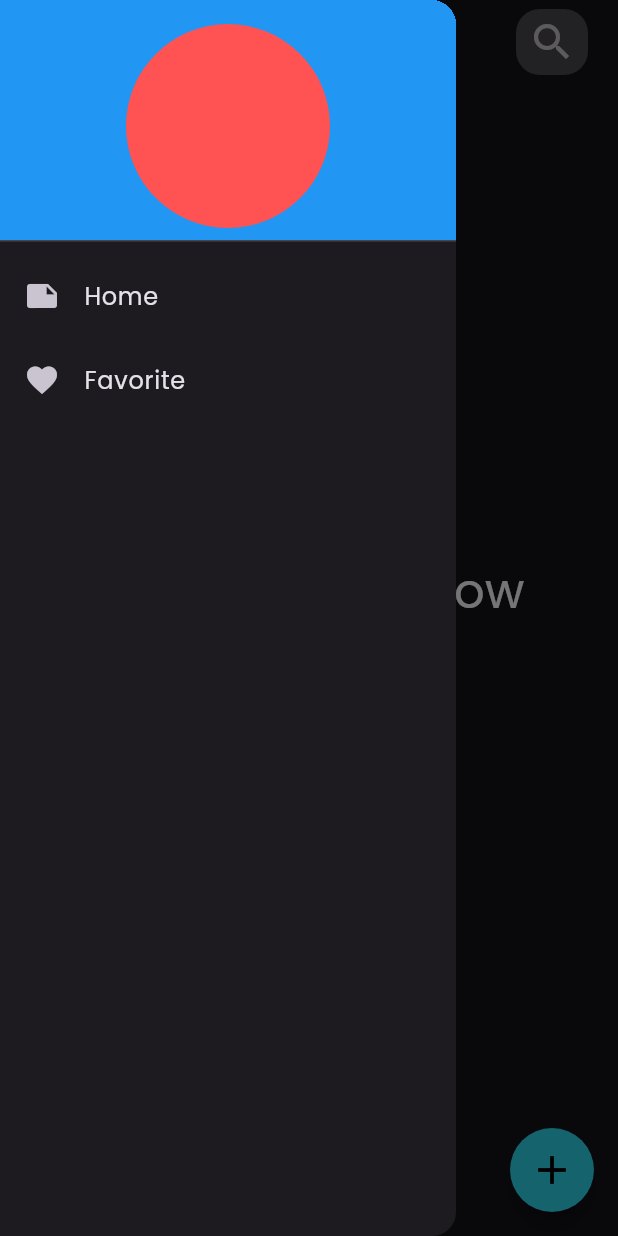
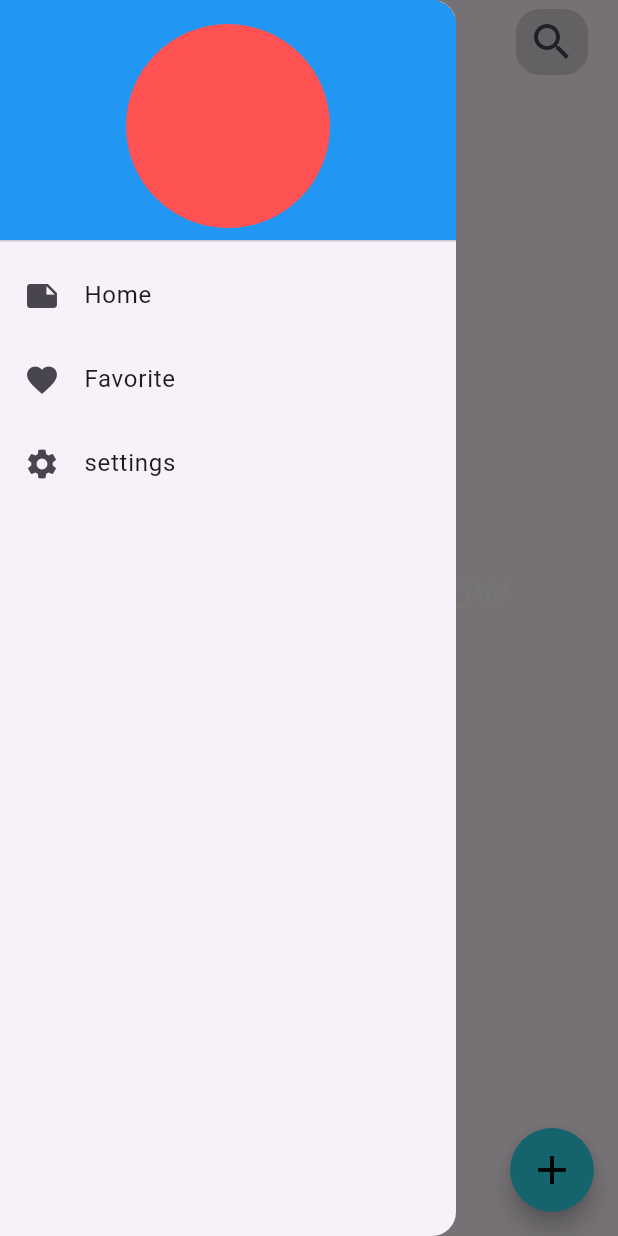
Before and after one commit to Evil-Knight1/notes_app, a Flutter app: the screen it shows after launch, in the side drawer, after a tap on "Add Note", on a phone screen of 412 x 824 dp. Run offline on Flutter 3.47's test engine with Material 3 defaults, Android fonts, the phone set to English and light mode, and no system bars; our stand-ins replace bloc, flutter_bloc, flutter_colorpicker, font_awesome_flutter, hive, hive_flutter; accounts and stored records are empty.

Commit message:
fetched data after edit

```diff
--- a/lib/constants.dart
+++ b/lib/constants.dart
@@ -2,3 +2,4 @@ import 'dart:ui';
 
 Color kPrimaryColor = const Color(0xFF62fcd7);
 const kNotesBox = 'notes_box';
+const kUserSettings = 'user_settings';
--- a/lib/cubit/notes_cubit/notes_cubit.dart
+++ b/lib/cubit/notes_cubit/notes_cubit.dart
@@ -8,22 +8,20 @@ part 'notes_state.dart';
 
 class NotesCubit extends Cubit<NoteState> {
   NotesCubit() : super(NotesInitial());
-  var box = Hive.box<NotesModel>(kNotesBox);
+  final _box = Hive.box<NotesModel>(kNotesBox);
   List<NotesModel> notes = [];
 
   void fetchNotes() async {
     notes.clear();
-    var data = box.listenable().value;
-    for (int i = 0; i < data.length; i++) {
-      notes.add(box.getAt(i)!);
-    }
+    notes =_box.values.toList(); // Get all values from the Hive box
+
     emit(NotesFetchSuccess());
   }
 
   addNote(NotesModel note) async {
     emit(AddNoteLoadingState());
     try {
-      await box.add(note);
+      await _box.add(note);
       emit(AddNoteSuccessState());
       fetchNotes();
     } on Exception catch (e) {
@@ -35,7 +33,7 @@ class NotesCubit extends Cubit<NoteState> {
     editNote(int index, NotesModel note) {
       emit(NoteEditLoading());
       try {
-        box.putAt(index, note);
+        _box.putAt(index, note);
         emit(NoteEditSuccess());
         fetchNotes();
       } catch (e) {
@@ -43,4 +41,8 @@ class NotesCubit extends Cubit<NoteState> {
       }
     }
   }
+
+  changeTheme() {
+    emit(ThemeToggled());
+  }
 }
--- a/lib/cubit/notes_cubit/notes_state.dart
+++ b/lib/cubit/notes_cubit/notes_state.dart
@@ -16,6 +16,8 @@ final class NoteEditFailure extends NoteState {
   final String errorMessage;
 }
 
+final class ThemeToggled extends NoteState {}
+
 final class AddNoteCubitInitial extends NoteState {}
 
 class AddNoteLoadingState extends NoteState {}
--- a/lib/main.dart
+++ b/lib/main.dart
@@ -5,6 +5,7 @@ import 'package:notes_app/constants.dart';
 import 'package:notes_app/cubit/notes_cubit/notes_cubit.dart';
 import 'package:notes_app/models/notes_model.dart';
 import 'package:notes_app/pages/notes_page.dart';
+import 'package:notes_app/service/setting_service.dart';
 import 'package:notes_app/simple_bloc_observer.dart';
 
 void main() async {
@@ -20,6 +21,7 @@ void main() async {
       }
     }
   });
+  await Hive.openBox<bool>(kUserSettings);
   runApp(const NotesApp());
 }
 
@@ -30,10 +32,18 @@ class NotesApp extends StatelessWidget {
   Widget build(BuildContext context) {
     return BlocProvider(
       create: (context) => NotesCubit(),
-      child: MaterialApp(
-        debugShowCheckedModeBanner: false,
-        theme: ThemeData(brightness: Brightness.dark, fontFamily: 'Poppins'),
-        home: const NotesPage(),
+      child: BlocBuilder<NotesCubit, NoteState>(
+        builder: (context, state) {
+          return MaterialApp(
+            debugShowCheckedModeBanner: false,
+            themeMode: SettingsService.loadThemeMode()!
+                ? ThemeMode.dark
+                : ThemeMode.light,
+            darkTheme: ThemeData.dark(),
+            theme: ThemeData.light().copyWith(),
+            home: const NotesPage(),
+          );
+        },
       ),
     );
   }
--- a/lib/pages/notes_page.dart
+++ b/lib/pages/notes_page.dart
@@ -3,6 +3,7 @@ import 'package:flutter_bloc/flutter_bloc.dart';
 import 'package:notes_app/cubit/notes_cubit/notes_cubit.dart';
 import 'package:notes_app/models/notes_model.dart';
 import 'package:notes_app/pages/fav_notes_page.dart';
+import 'package:notes_app/pages/settings_page.dart';
 import 'package:notes_app/widgets/custom_app_bar.dart';
 import 'package:notes_app/widgets/add_note.dart';
 import 'package:notes_app/widgets/custom_note_item.dart';
@@ -18,6 +19,7 @@ class NotesPage extends StatefulWidget {
 class _NotesPageState extends State<NotesPage> {
   @override
   void initState() {
+
     context.read<NotesCubit>().fetchNotes();
     super.initState();
   }
@@ -30,43 +32,8 @@ class _NotesPageState extends State<NotesPage> {
             icon: Icons.search,
             background: const Color(0x639E9E9E),
             onPressed: () {}),
-        drawer: Drawer(
-          child: ListView(
-            children: [
-              const DrawerHeader(
-                  decoration: BoxDecoration(
-                    color: Colors.blue,
-                  ),
-                  child: CircleAvatar(
-                    backgroundColor: Colors.redAccent,
-                  )),
-              const ListTile(
-                leading: Icon(Icons.note),
-                title: Text('Home'),
-              ),
-              ListTile(
-                leading: const Icon(Icons.favorite),
-                title: const Text('Favorite'),
-                onTap: () => Navigator.push(
-                    context,
-                    MaterialPageRoute(
-                        builder: (context) => const FavNotesPage())),
-              ),
-            ],
-          ),
-        ),
-        floatingActionButton: FloatingActionButton(
-          onPressed: () {
-            customModalBottomSheet(context);
-          },
-          backgroundColor: const Color(0xFF2CD7EE),
-          shape: const CircleBorder(),
-          child: const Icon(
-            Icons.add,
-            size: 32,
-            color: Colors.black,
-          ),
-        ),
+        drawer: const CustomDrawer(),
+        floatingActionButton: customFloatingActionButton(context),
         body: BlocBuilder<NotesCubit, NoteState>(
           builder: (context, state) {
             List<NotesModel> notes = context.read<NotesCubit>().notes;
@@ -106,6 +73,21 @@ class _NotesPageState extends State<NotesPage> {
         ));
   }
 
+  FloatingActionButton customFloatingActionButton(BuildContext context) {
+    return FloatingActionButton(
+      onPressed: () {
+        customModalBottomSheet(context);
+      },
+      backgroundColor: const Color(0xFF2CD7EE),
+      shape: const CircleBorder(),
+      child: const Icon(
+        Icons.add,
+        size: 32,
+        color: Colors.black,
+      ),
+    );
+  }
+
   Future<void> customModalBottomSheet(BuildContext context) {
     return showModalBottomSheet<void>(
         useSafeArea: true,
@@ -121,3 +103,42 @@ class _NotesPageState extends State<NotesPage> {
         });
   }
 }
+
+class CustomDrawer extends StatelessWidget {
+  const CustomDrawer({
+    super.key,
+  });
+
+  @override
+  Widget build(BuildContext context) {
+    return Drawer(
+      child: ListView(
+        children: [
+          const DrawerHeader(
+              decoration: BoxDecoration(
+                color: Colors.blue,
+              ),
+              child: CircleAvatar(
+                backgroundColor: Colors.redAccent,
+              )),
+          const ListTile(
+            leading: Icon(Icons.note),
+            title: Text('Home'),
+          ),
+          ListTile(
+            leading: const Icon(Icons.favorite),
+            title: const Text('Favorite'),
+            onTap: () => Navigator.push(context,
+                MaterialPageRoute(builder: (context) => const FavNotesPage())),
+          ),
+          ListTile(
+            leading: const Icon(Icons.settings),
+            title: const Text('settings'),
+            onTap: () => Navigator.push(context,
+                MaterialPageRoute(builder: (context) => const SettingsPage())),
+          ),
+        ],
+      ),
+    );
+  }
+}
--- /dev/null
+++ b/lib/service/setting_service.dart
@@ -0,0 +1,17 @@
+import 'package:hive_flutter/hive_flutter.dart';
+import 'package:notes_app/constants.dart';
+
+class SettingsService {
+  static final _box = Hive.box<bool>(kUserSettings);
+
+  // Store theme preference
+  static saveThemeMode(bool isDarkMode) {
+    _box.put('isDarkMode', isDarkMode);
+  }
+
+  // Retrieve theme preference
+  static bool? loadThemeMode() {
+    return _box.get('isDarkMode',
+        defaultValue: false); // default to light mode (false)
+  }
+}
--- a/lib/widgets/add_note.dart
+++ b/lib/widgets/add_note.dart
@@ -15,7 +15,6 @@ class AddNoteBottomSheet extends StatelessWidget {
     return BlocConsumer<NotesCubit, NoteState>(
       listener: (context, state) {
         if (state is AddNoteFailureState) {
-          print('Error');
         }
         if (state is AddNoteSuccessState) {
           Navigator.pop(context);
--- a/lib/widgets/add_note_form.dart
+++ b/lib/widgets/add_note_form.dart
@@ -95,6 +95,7 @@ class _AddNoteFormState extends State<AddNoteForm> {
                     NotesModel note = NotesModel(
                       title: title!,
                       desc: desc!,
+                      fav: false,
                       time: DateFormat.yMd().format(date),
                       color: color?.value ?? Colors.orangeAccent.value,
                     );
--- a/lib/widgets/custom_note_item.dart
+++ b/lib/widgets/custom_note_item.dart
@@ -47,6 +47,7 @@ class _CustomNoteItemState extends State<CustomNoteItem> {
               context,
               MaterialPageRoute(
                   builder: (context) => EditNotePage(note: widget.note)));
+          BlocProvider.of<NotesCubit>(context).fetchNotes();
         }
       },
       child: InkWell(
```
Also changed, not shown: lib/pages/settings_page.dart (added, +42 -0 lines), lib/widgets/custom_text_field.dart (+14 -11 lines), lib/services/notification_service.dart (added), 41 other files.
